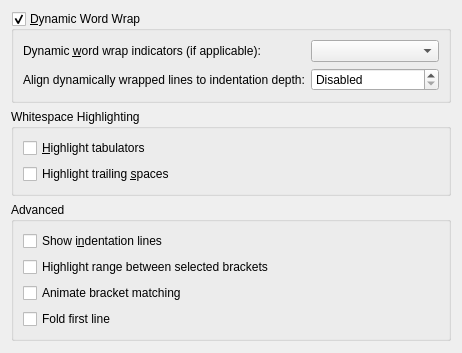
Above: src/dialogs/textareaappearanceconfigwidget.ui from KDE/ktexteditor before the change. Below: the same form after it.
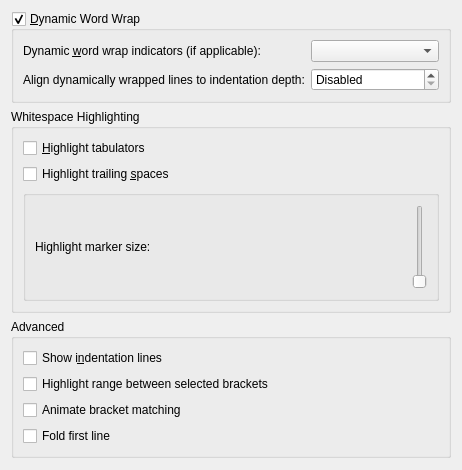
That is the form after the change. Custom widgets are drawn as their Qt base class.

The edit to the form file:
```diff
--- a/src/dialogs/textareaappearanceconfigwidget.ui
+++ b/src/dialogs/textareaappearanceconfigwidget.ui
@@ -93,6 +93,41 @@
         </property>
        </widget>
       </item>
+            <item>
+              <widget class="QGroupBox" name="gbMarker">
+                <property name="flat">
+                  <set>1</set>
+                </property>
+                <layout class="QHBoxLayout" name="_3">
+                  <item>
+                    <widget class="QLabel" name="lbMarkerDescription">
+                      <property name="text">
+                        <string>Highlight marker size:</string>
+                      </property>
+                    </widget>
+                  </item>
+                  <item>
+                    <widget class="QSlider" name="sliSetMarkerSize">
+                      <property name="whatsThis">
+                        <string>Size of the visible highlight marker.</string>
+                      </property>
+                      <property name="orientation">
+                        <set>Qt::Horizontal</set>
+                      </property>
+                      <property name="singleStep">
+                        <set>1</set>
+                      </property>
+                      <property name="maximum">
+                        <set>5</set>
+                      </property>
+                      <property name="minimum">
+                        <set>1</set>
+                      </property>
+                    </widget>
+                  </item>
+                </layout>
+              </widget>
+            </item>
      </layout>
     </widget>
    </item>
```
Lines whose indentation alone changed are shown as unchanged.
